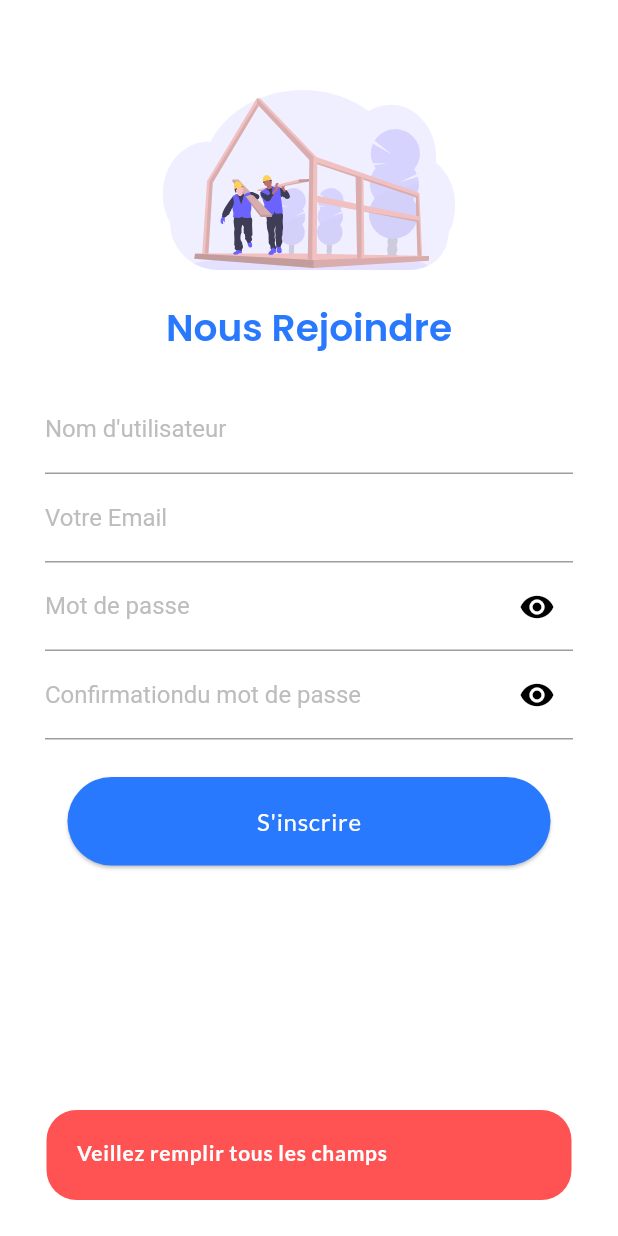
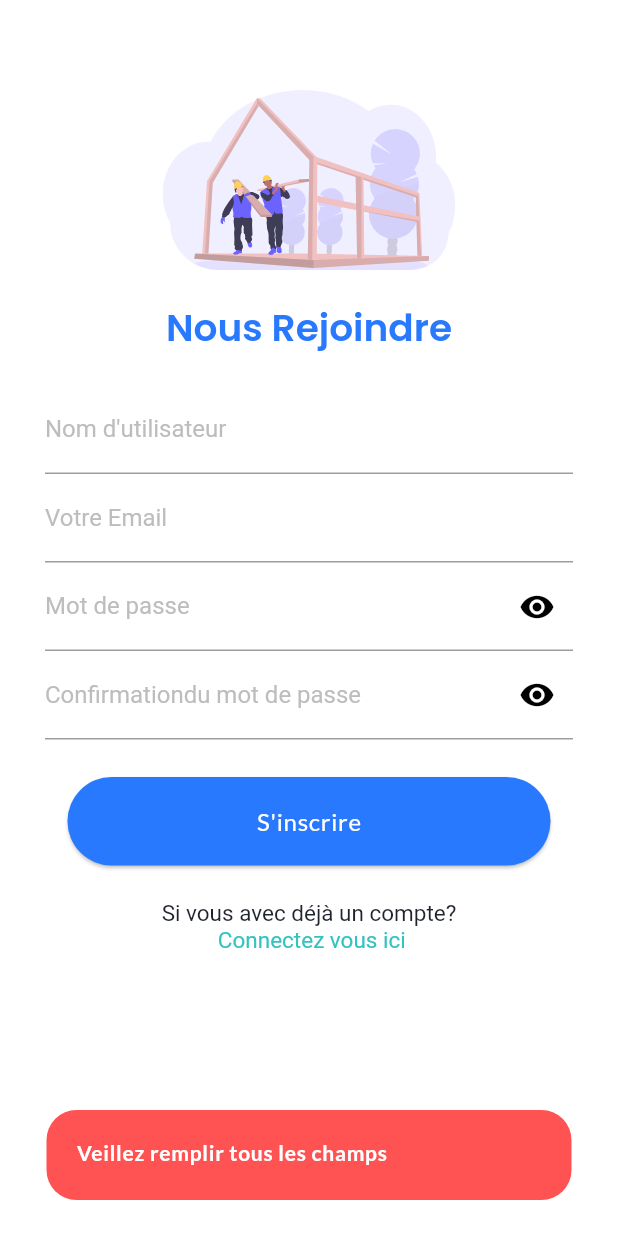
Before and after one commit to gloirebeniche/oppuss, a Flutter app: the SignUpScreenParticuler screen opened by its route, after a tap on "S'inscrire", on a phone screen of 412 x 824 dp. Run offline on Flutter 3.47's test engine with Material 2 defaults, Android fonts, the phone set to English and light mode, and no system bars; our stand-ins replace eva_icons_flutter, flutter_svg, go_router, google_fonts, hexcolor, loading_animation_widget and 4 more; accounts and stored records are empty; network calls fail.

Commit message:
systeme de connexion mise à jour

```diff
--- a/lib/api/auth_provider.dart
+++ b/lib/api/auth_provider.dart
@@ -119,6 +119,7 @@ class AuthProvider with ChangeNotifier {
         notifyListeners();
         return true;
       }else{
+        print(response.body);
         return false;
       }
     } catch (e) {
--- a/lib/views/auth/sign_up_particuler.dart
+++ b/lib/views/auth/sign_up_particuler.dart
@@ -208,41 +208,37 @@ class _SignUpScreenParticulerState extends State<SignUpScreenParticuler> {
                       Navigator.pop(context);
                       messageBoxSuccess(context, "Votre compte a été créer avec succèss :)");
 
-                      // context.go("/home/login");
+                      context.go("/home/login");
                     }
 
                 })),
               ),
 
-              // DelayedAnimation(
-              //     delay: transitionAnimate,
-              //     child: Padding(
-              //       padding: const EdgeInsets.all(8.0),
-              //       child: InkWell(
-              //         onTap: () {
-              //           Navigator.push(
-              //               context,
-              //               MaterialPageRoute(
-              //                   builder: (context) => const WelcomeAuth()));
-              //         },
-              //         child: Column(
-              //          mainAxisAlignment: MainAxisAlignment.center,
+              DelayedAnimation(
+                  delay: transitionAnimate,
+                  child: Padding(
+                    padding: const EdgeInsets.all(8.0),
+                    child: InkWell(
+                      onTap: () {
+                      },
+                      child: const Column(
+                       mainAxisAlignment: MainAxisAlignment.center,
 
-              //           children: const [
-              //             Text("Si vous avec déjà un compte?",
-              //                 style: TextStyle(
-              //                   color: Color(0xff1E232C),
-              //                   fontSize: 15,
-              //                 )),
-              //             Text(" Connectez vous ici",
-              //                 style: TextStyle(
-              //                   color: Color(0xff35C2C1),
-              //                   fontSize: 15,
-              //                 )),
-              //           ],
-              //         ),
-              //       ),
-              //     ))
+                        children: [
+                          Text("Si vous avec déjà un compte?",
+                              style: TextStyle(
+                                color: Color(0xff1E232C),
+                                fontSize: 15,
+                              )),
+                          Text(" Connectez vous ici",
+                              style: TextStyle(
+                                color: Color(0xff35C2C1),
+                                fontSize: 15,
+                              )),
+                        ],
+                      ),
+                    ),
+                  ))
             ],
           ),
         ),
--- a/lib/views/splash_screen.dart
+++ b/lib/views/splash_screen.dart
@@ -15,7 +15,7 @@ class SplashScreenState extends State<SplashScreen> {
   void initState() {
     super.initState();
 
-    Timer(const Duration(seconds: 2),() => context.go("/register"));
+    Timer(const Duration(seconds: 2),() => context.go("/welcome"));
   }
 
 
```
